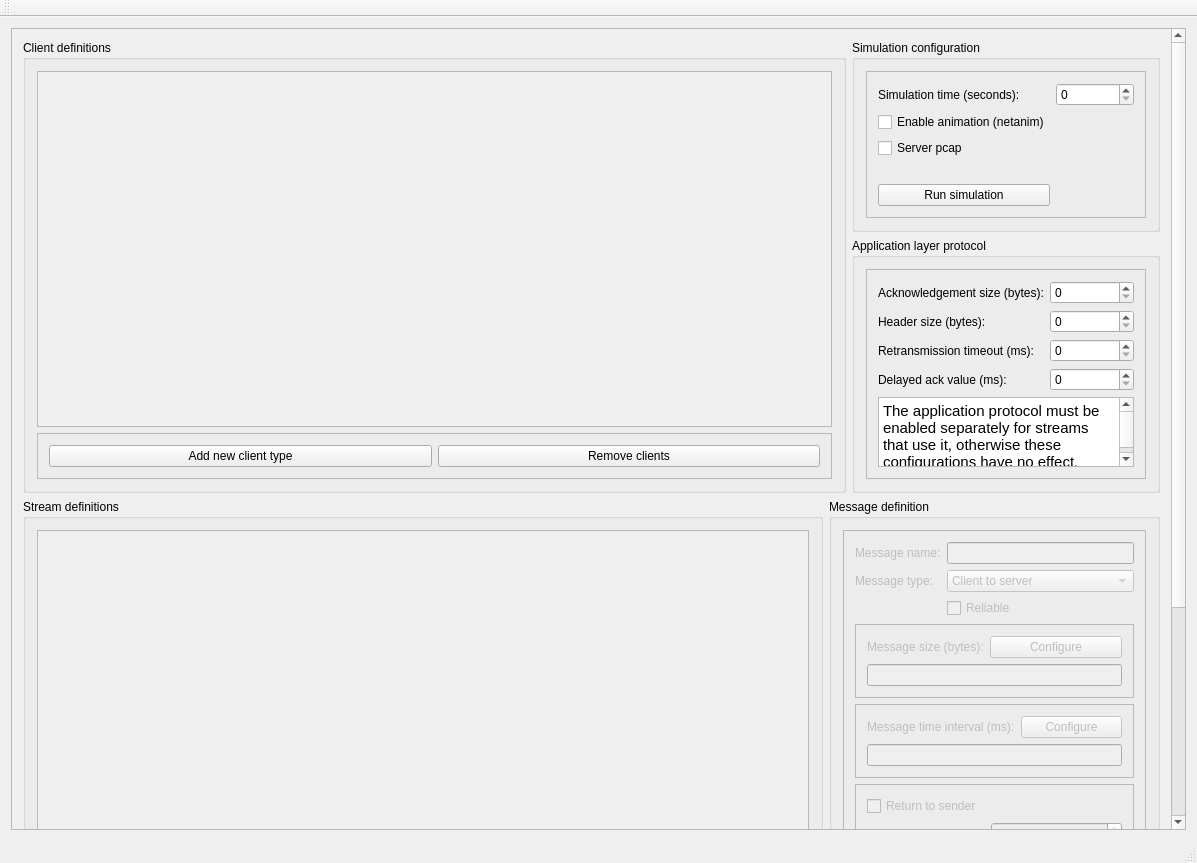
First picture: the form in GUI/mainwindow.ui, repository Chiru/NVE_Simulation, before the edit.
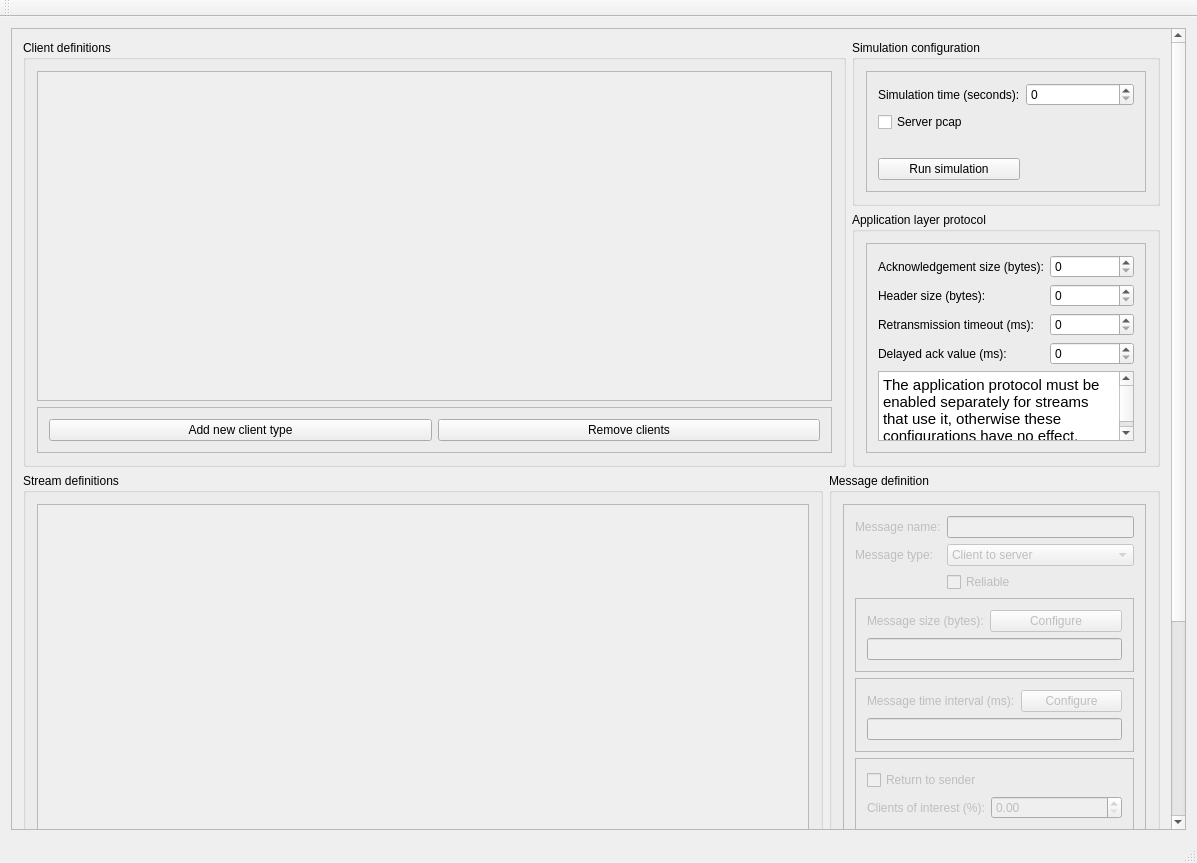
Second picture: the form after the edit.

```diff
--- a/GUI/mainwindow.ui
+++ b/GUI/mainwindow.ui
@@ -32,7 +32,7 @@
          <x>0</x>
          <y>0</y>
          <width>1161</width>
-         <height>1152</height>
+         <height>1124</height>
         </rect>
        </property>
        <layout class="QGridLayout" name="gridLayout_5">
@@ -52,8 +52,8 @@
                <rect>
                 <x>0</x>
                 <y>0</y>
-                <width>783</width>
-                <height>376</height>
+                <width>790</width>
+                <height>348</height>
                </rect>
               </property>
              </widget>
@@ -109,7 +109,7 @@
               <enum>QFrame::Raised</enum>
              </property>
              <layout class="QGridLayout" name="gridLayout_2">
-              <item row="4" column="0">
+              <item row="3" column="0">
                <widget class="QPushButton" name="executeButton">
                 <property name="text">
                  <string>Run simulation</string>
@@ -130,21 +130,14 @@
                 </property>
                </widget>
               </item>
-              <item row="1" column="0">
-               <widget class="QCheckBox" name="animationCheckBox">
-                <property name="text">
-                 <string>Enable animation (netanim)</string>
-                </property>
-               </widget>
-              </item>
-              <item row="3" column="0" colspan="2">
+              <item row="2" column="0" colspan="2">
                <widget class="QLabel" name="executionStatus">
                 <property name="text">
                  <string/>
                 </property>
                </widget>
               </item>
-              <item row="2" column="0">
+              <item row="1" column="0">
                <widget class="QCheckBox" name="serverPcapCheckbox">
                 <property name="text">
                  <string>Server pcap</string>
```
